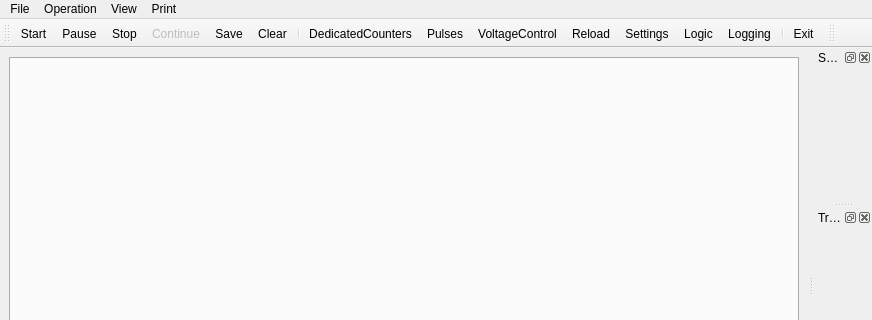
MonroeQuantumNetworks/IonControl, file ui/Experiment.ui: the form before one commit; both pictures show x 0 to 872 and y 0 to 320 of the 872 by 808 pixel window.
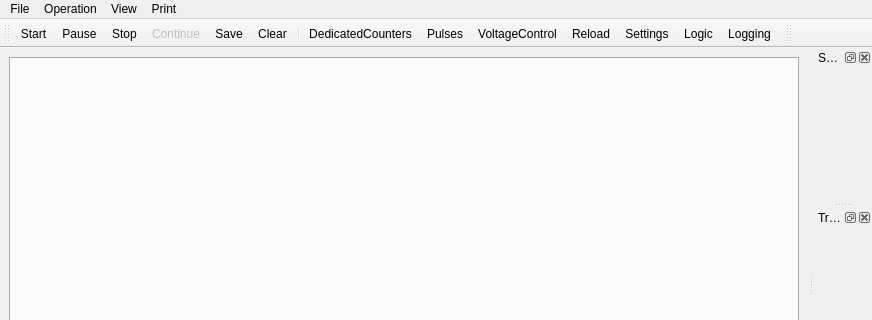
The form after the commit. Icons and pictures are not drawn.

Commit message: remove the exit button and and MeasurementLog to view menu

```diff
--- a/ui/Experiment.ui
+++ b/ui/Experiment.ui
@@ -59,8 +59,6 @@
    <addaction name="actionSettings"/>
    <addaction name="actionLogic"/>
    <addaction name="actionLogging"/>
-   <addaction name="separator"/>
-   <addaction name="actionExit"/>
   </widget>
   <widget class="QMenuBar" name="menuBar">
    <property name="geometry">
```
The commit also changes 1 other file.
